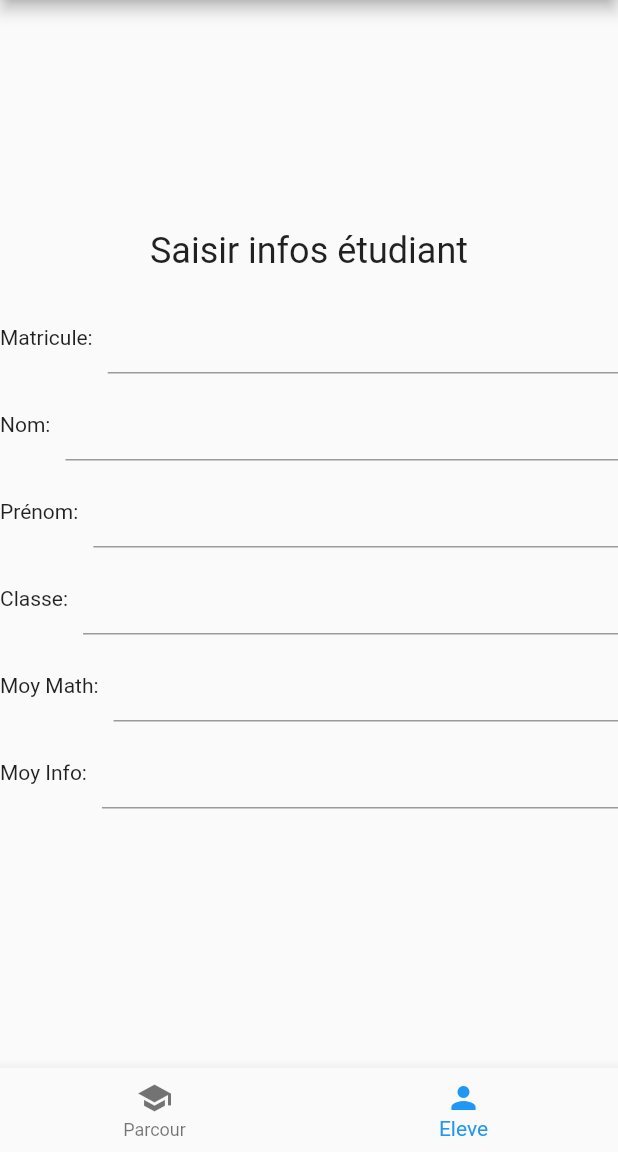
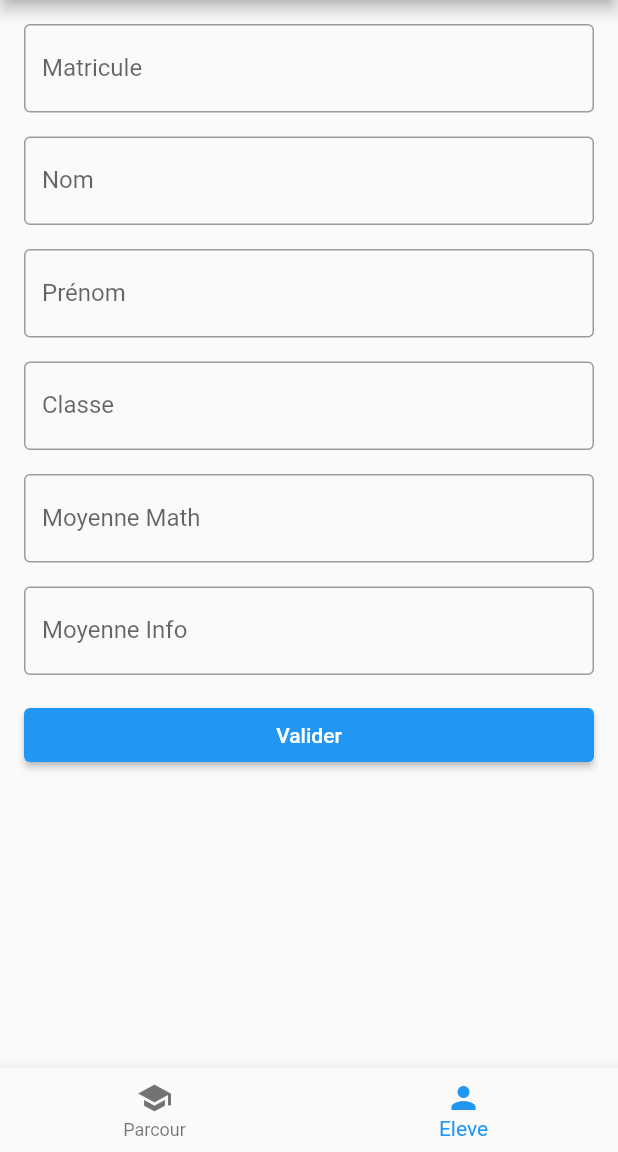
Before and after one commit to AngeATT/crud_ecole, a Flutter app: the screen it shows after launch, item 2 of the bottom bar chosen, on a phone screen of 412 x 824 dp, the part 84-1236 px from its top. Run offline on Flutter 3.47's test engine with Material 2 defaults, Android fonts, the phone set to English and light mode, and no system bars.

Commit message:
nouveau formulaire

```diff
--- a/lib/pages/AjouterEleve.dart
+++ b/lib/pages/AjouterEleve.dart
@@ -8,120 +8,126 @@ class AjouterEleve extends StatefulWidget {
 }
 
 class _AjouterEleveState extends State<AjouterEleve> {
-  FocusScopeNode focusScopeNode = FocusScopeNode();
-  TextEditingController matriculeController = TextEditingController();
-  TextEditingController nomController = TextEditingController();
-  TextEditingController prenomController = TextEditingController();
-  TextEditingController classeController = TextEditingController();
-  TextEditingController moyMathController = TextEditingController();
-  TextEditingController moyInfoController = TextEditingController();
+  final _formKey = GlobalKey<FormState>();
 
-  @override
-  void dispose() {
-    matriculeController.dispose();
-    nomController.dispose();
-    prenomController.dispose();
-    classeController.dispose();
-    moyMathController.dispose();
-    moyInfoController.dispose();
-    super.dispose();
-  }
+  String matricule = '';
+  String nom = '';
+  String prenom = '';
+  String classe = '';
+  String moyMath = '';
+  String moyInfo = '';
 
   @override
   Widget build(BuildContext context) {
-    return GestureDetector(
-        behavior: HitTestBehavior.opaque,
-        onTap: (){
-          focusScopeNode.unfocus();
+    return Padding(
+        padding: const EdgeInsets.all(16.0),
+        child: Form(
+          key: _formKey,
+          child: Column(
+            crossAxisAlignment: CrossAxisAlignment.stretch,
+            children: [
+              TextFormField(
+                decoration: InputDecoration(
+                  labelText: 'Matricule',
+                  border: OutlineInputBorder(),
+                ),
+                validator: (value) {
+                  if (value != null){
+                    if (value.isEmpty) {
+                      return 'Veuillez entrer le matricule';
+                    }
+                  }
+                  return null;
                 },
-        child : Center(
-              child: FocusScope(
-                node : focusScopeNode,
-                child : Column(
-                mainAxisAlignment: MainAxisAlignment.center,
-                children: <Widget>[
-                  Text(
-                    'Saisir infos étudiant',
-                    style: TextStyle(fontSize: 24.0),
+                onSaved: (value) {
+                  matricule = (value != null) ? value : '';
+                },
               ),
-                  SizedBox(height: 20.0),
-                  Row(
-                    children: [
-                      Text('Matricule:'),
-                      SizedBox(width: 10.0),
-                      Expanded(
-                        child: TextField(
-                          controller: matriculeController,
+              SizedBox(height: 16.0),
+              TextFormField(
+                decoration: InputDecoration(
+                  labelText: 'Nom',
+                  border: OutlineInputBorder(),
                 ),
+                validator: (value) {
+                  return (value != null) && (value.isEmpty) ? 'Veuillez entrer le nom' : null;
+                },
+                onSaved: (value) {
+                  nom = (value != null) ? value : '';
+                },
+              ),
+              SizedBox(height: 16.0),
+              TextFormField(
+                decoration: InputDecoration(
+                  labelText: 'Prénom',
+                  border: OutlineInputBorder(),
+                ),
+                validator: (value) {
+                    return  (value != null) && (value.isEmpty)  ? 'Veuillez entrer le prénom' : null;
+                },
+                onSaved: (value) {
+                  prenom = (value != null) ? value : '';
+                },
+              ),
+              SizedBox(height: 16.0),
+              TextFormField(
+                decoration: InputDecoration(
+                  labelText: 'Classe',
+                  border: OutlineInputBorder(),
+                ),
+                validator: (value) {
+                  return  (value != null) && (value.isEmpty)  ? 'Veuillez entrer la classe' : null;
+                },
+                onSaved: (value) {
+                  classe = (value != null) ? value : '';
+                },
+              ),
+              SizedBox(height: 16.0),
+              TextFormField(
+                decoration: InputDecoration(
+                  labelText: 'Moyenne Math',
+                  border: OutlineInputBorder(),
+                ),
+                validator: (value) {
+                  return  (value != null) && (value.isEmpty)  ? 'Veuillez entrer la moyenne en Math' : null;
+                },
+                onSaved: (value) {
+                  moyMath = (value != null) ? value : '';
+                },
+              ),
+              SizedBox(height: 16.0),
+              TextFormField(
+                decoration: InputDecoration(
+                  labelText: 'Moyenne Info',
+                  border: OutlineInputBorder(),
+                ),
+                validator: (value) {
+                  return  (value != null) && (value.isEmpty)  ? 'Veuillez entrer la moyenne en Info' : null;
+                },
+                onSaved: (value) {
+                  moyInfo = (value != null) ? value : '';
+                },
+              ),
+              SizedBox(height: 16.0),
+              ElevatedButton(
+                onPressed: () {
+                    if (_formKey.currentState!.validate()) {
+                      _formKey.currentState!.save();
+                      // Utilisez les valeurs récupérées ici (matricule, nom, prenom, classe, moyMath, moyInfo)
+                      // par exemple, vous pouvez les afficher dans la console :
+                      print('Matricule: $matricule');
+                      print('Nom: $nom');
+                      print('Prénom: $prenom');
+                      print('Classe: $classe');
+                      print('Moyenne Math: $moyMath');
+                      print('Moyenne Info: $moyInfo');
+                    }
+                },
+                child: Text('Valider'),
               ),
             ],
           ),
-                  SizedBox(height: 10.0),
-                  Row(
-                    children: [
-                      Text('Nom:'),
-                      SizedBox(width: 10.0),
-                      Expanded(
-                        child: TextField(
-                          controller: nomController,
-                        ),
-                      ),
-                    ],
-                  ),
-                  SizedBox(height: 10.0),
-                  Row(
-                    children: [
-                      Text('Prénom:'),
-                      SizedBox(width: 10.0),
-                      Expanded(
-                        child: TextField(
-                          controller: prenomController,
-                        ),
-                      ),
-                    ],
-                  ),
-                  SizedBox(height: 10.0),
-                  Row(
-                    children: [
-                      Text('Classe:'),
-                      SizedBox(width: 10.0),
-                      Expanded(
-                        child: TextField(
-                          controller: classeController,
-                        ),
-                      ),
-                    ],
-                  ),
-                  SizedBox(height: 10.0),
-                  Row(
-                    children: [
-                      Text('Moy Math:'),
-                      SizedBox(width: 10.0),
-                      Expanded(
-                        child: TextField(
-                          controller: moyMathController,
-                        ),
-                      ),
-                    ],
-                  ),
-                  SizedBox(height: 10.0),
-                  Row(
-                    children: [
-                      Text('Moy Info:'),
-                      SizedBox(width: 10.0),
-                      Expanded(
-                        child: TextField(
-                          controller: moyInfoController,
-                        ),
-                      ),
-                    ],
-                  ),
-                  SizedBox(height: 20.0),
-                ],
-              ),
-            ) )
         )
-
-      ;
+    );
   }
 }
```
Lines whose indentation alone changed are shown as unchanged.
